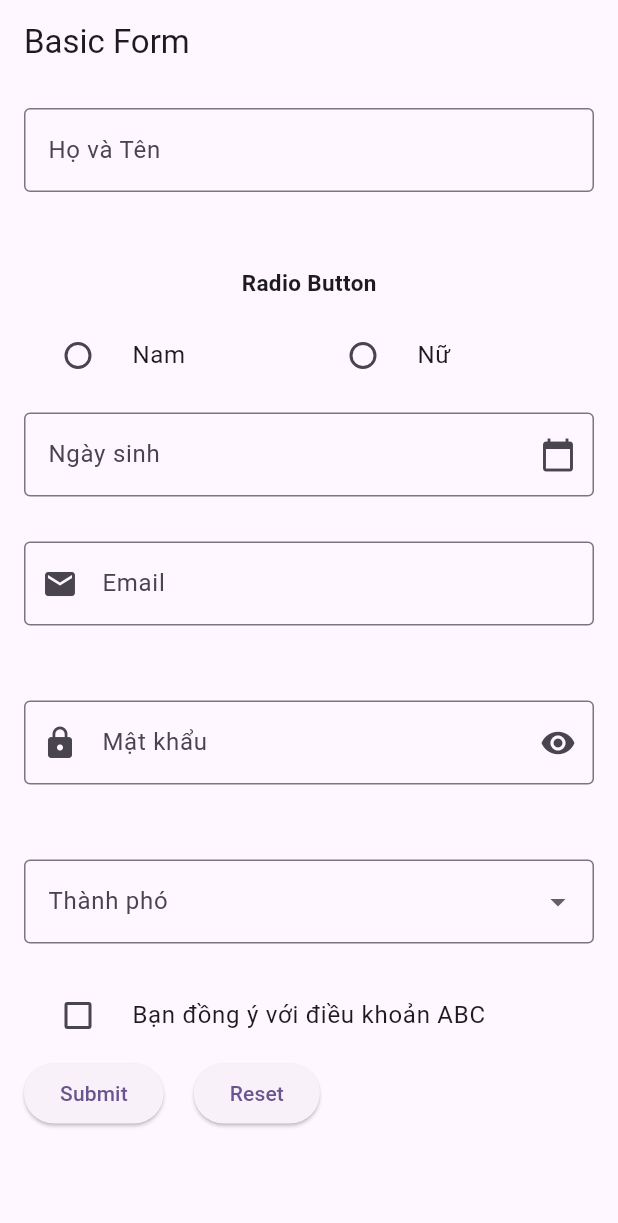
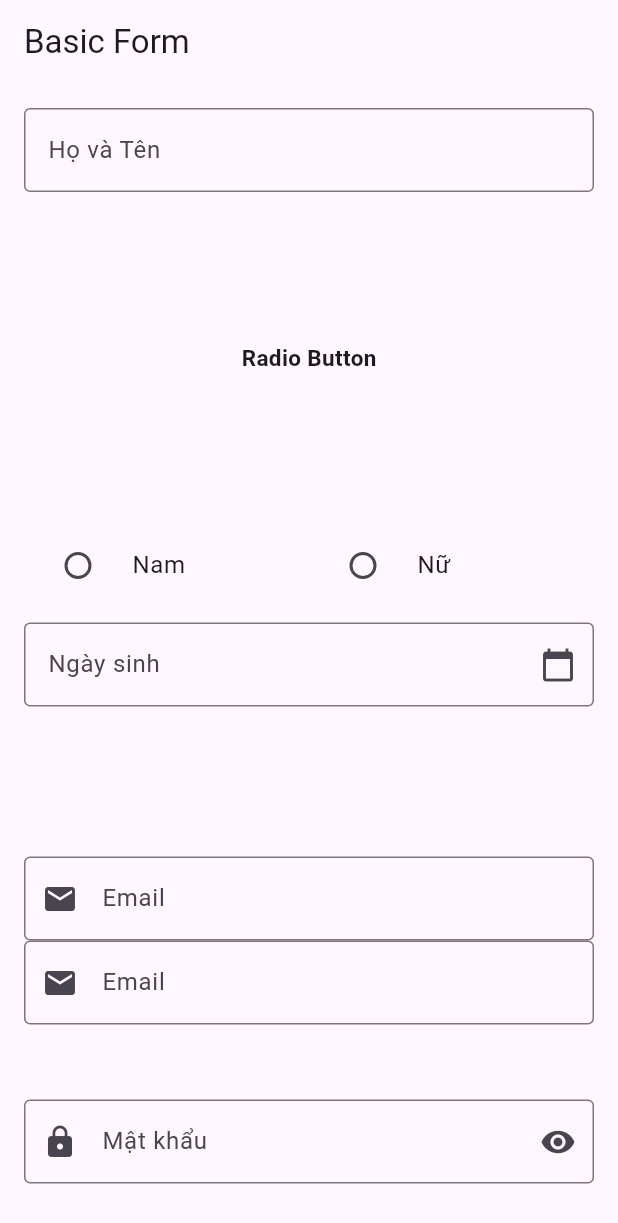
Before and after one commit to thonguyenp/FlutterProgramming, a Flutter app: the screen it shows after launch, on a phone screen of 412 x 824 dp. Shown: the top 1223 px of the screen. Run offline on Flutter 3.47's test engine with Material 3 defaults, Android fonts, the phone set to English and light mode, and no system bars.

Commit message:
Tìm hiểu về ScrollView

```diff
--- a/app_02/lib/main.dart
+++ b/app_02/lib/main.dart
@@ -1,7 +1,7 @@
 import 'package:flutter/material.dart';
 import 'myWidget01/MyScaffold.dart';
 import 'myWidget01/AppBar.dart';
-import 'myWidget02_Form/f6_form_datePicker.dart';
+import 'myWidget02_Form/f7_form_scrollView.dart';
 void main() {
   runApp(const MyApp());
 }
--- /dev/null
+++ b/app_02/lib/myWidget02_Form/f7_form_scrollView.dart
@@ -0,0 +1,307 @@
+import 'dart:math';
+
+import 'package:flutter/material.dart';
+import 'package:intl/intl.dart';
+
+class FormBasicDemo extends StatefulWidget {
+  @override
+  State<StatefulWidget> createState() => _FormBasicDemoState();
+}
+
+class _FormBasicDemoState extends State<FormBasicDemo> {
+  // Sử dụng Global key để truy cập form
+  final _formKey = GlobalKey<FormState>();
+  final _fullnameController = TextEditingController();
+  final _emailController = TextEditingController();
+  final _passwordController = TextEditingController();
+  final _dateOfBirthController = TextEditingController();
+  bool _obscurePassword = true;
+  String? _name;
+  final List<String> _cities = [
+    "Hà Nội",
+    "TPHCM",
+    "Hải Phòng",
+    "Cần Thơ",
+    "Đà Nẵng",
+  ];
+  String? _selectedcity;
+  String? _gender;
+  bool _isAgreed = false;
+  DateTime? _dateOfBirth;
+  @override
+  Widget build(BuildContext context) {
+    // TODO: implement build
+    return Scaffold(
+      appBar: AppBar(title: Text("Basic Form")),
+
+      body: Padding(
+        padding: EdgeInsetsGeometry.all(16),
+        //Form là widget dùng để quản lí các trường nhập liệu
+        // Key: để truy cập vào trạng thái của Form
+        // validate(): kiểm tra tính hợp lệ của tất cả các trường
+        // save(): gọi hàm onSave của môi trường
+        // reset(): đặt lại giá trị của tất cả các trường
+        child: Form(
+          key: _formKey,
+          child: SingleChildScrollView(
+            child: Column(
+              //TextFormField là phiên bản mở rộng của TextField tích hợp với Form
+              // Validator là hảm kiểm tra tính hợp lệ của dữ liệu
+              // Controller cho phép truy cập và điều khiển giá trị trong TextFormField
+              // obsureText cho phép ẩn văn bản
+              // AutovalidationMode: điều khiển thời điểm Validation được kích hoạt
+              children: [
+                TextFormField(
+                  controller: _fullnameController,
+                  decoration: InputDecoration(
+                    labelText: "Họ và Tên",
+                    hintText: "Nhập vào họ và tên",
+                    border: OutlineInputBorder(),
+                  ),
+                  onSaved: (value) {
+                    _name = value;
+                  },
+                  validator: (value) {
+                    if (value == null ||
+                        value.isEmpty) //null là không tồn tại, isEmpty là ""
+                        {
+                      return "Vui lòng nhập họ và tên";
+                    }
+                    return null;
+                  },
+                ),
+                SizedBox(height: 100),
+
+                Text(
+                  "Radio Button",
+                  style: TextStyle(fontWeight: FontWeight.bold, fontSize: 15),
+                ),
+                SizedBox(height: 100,),
+                FormField<String>(
+                    validator: (value) {
+                      if (value == null || value.isEmpty) {
+                        return "Vui lòng chọn giới tính";
+                      }
+                      return null;
+                    },
+                    initialValue: _gender,
+                    builder: (FormFieldState<String> state) {
+                      return Column(
+                        crossAxisAlignment: CrossAxisAlignment.start,
+                        children: [
+                          Row(
+                            children: [
+                              Expanded(child: RadioListTile<String>(
+                                  title: Text("Nam"),
+                                  value: "male",
+                                  groupValue: _gender,
+                                  onChanged: (value){
+                                    setState(() {
+                                      _gender = value;
+                                      state.didChange(value);
+                                    });
+                                  }),
+                              ),
+                              Expanded(child: RadioListTile<String>(
+                                  title: Text("Nữ"),
+                                  value: "Female",
+                                  groupValue: _gender,
+                                  onChanged: (value){
+                                    setState(() {
+                                      _gender = value;
+                                      state.didChange(value);
+                                    });
+                                  }),
+                              ),
+
+                            ],
+                          )
+                        ],
+                      );
+                    }),
+
+                SizedBox(height: 10,),
+                TextFormField(
+                  controller: _dateOfBirthController,
+                  decoration: InputDecoration(
+                    labelText: "Ngày sinh",
+                    hintText: "Chọn ngày sinh của bạn",
+                    border: OutlineInputBorder(),
+                    suffixIcon: Icon(Icons.calendar_today),
+                  ),
+                  readOnly: true,
+                  onTap: () async {
+                    DateTime? pickedDate = await showDatePicker(
+                        context: context,
+                        firstDate: DateTime(1900),
+                        lastDate: DateTime(2025));
+                    if (pickedDate != null) {
+                      String formattedDate = DateFormat("dd/MM/yyyy").format(
+                          pickedDate);
+                      setState(() {
+                        _dateOfBirthController.text = formattedDate;
+                        _dateOfBirth = pickedDate;
+                      });
+                    }
+                  },
+                  validator: (value) {
+                    if (value == null || value.isEmpty) {
+                      return "Vui lòng chọn ngày sinh";
+                    }
+                  },
+                ),
+                SizedBox(height: 100,),
+                //Email field
+                TextFormField(
+                  controller: _emailController,
+                  decoration: InputDecoration(
+                    labelText: "Email",
+                    hintText: "email@gmail.com",
+                    border: OutlineInputBorder(),
+                    prefixIcon: Icon(Icons.email),
+                  ),
+                  keyboardType: TextInputType.emailAddress,
+                  onSaved: (value) {
+                    _name = value;
+                  },
+                  validator: (value) {
+                    if (value == null ||
+                        value.isEmpty) //null là không tồn tại, isEmpty là ""
+                        {
+                      return "Vui lòng nhập email";
+                    }
+                    if (!RegExp(
+                      r'^[\w.-]+@([\w-]+\.)+[\w-]{2,4}$',
+                    ).hasMatch(value)) {
+                      return "Email không hợp lệ";
+                    }
+                    return null;
+                  },
+                ),
+                TextFormField(
+                  controller: _emailController,
+                  decoration: InputDecoration(
+                    labelText: "Email",
+                    hintText: "email@gmail.com",
+                    border: OutlineInputBorder(),
+                    prefixIcon: Icon(Icons.email),
+                  ),
+                  keyboardType: TextInputType.emailAddress,
+                  onSaved: (value) {
+                    _name = value;
+                  },
+                  validator: (value) {
+                    if (value == null ||
+                        value.isEmpty) //null là không tồn tại, isEmpty là ""
+                        {
+                      return "Vui lòng nhập email";
+                    }
+                    if (!RegExp(
+                      r'^[\w.-]+@([\w-]+\.)+[\w-]{2,4}$',
+                    ).hasMatch(value)) {
+                      return "Email không hợp lệ";
+                    }
+                    return null;
+                  },
+                ),
+                SizedBox(height: 50),
+                //Email field
+                TextFormField(
+                  controller: _passwordController,
+                  decoration: InputDecoration(
+                    labelText: "Mật khẩu",
+                    border: OutlineInputBorder(),
+                    prefixIcon: Icon(Icons.lock),
+                    suffixIcon: IconButton(
+                      onPressed: () {
+                        setState(() {
+                          _obscurePassword = !_obscurePassword;
+                        });
+                      },
+                      icon: _obscurePassword
+                          ? Icon(Icons.visibility)
+                          : Icon(Icons.visibility_off),
+                    ),
+                  ),
+                  obscureText: _obscurePassword,
+                  onSaved: (value) {
+                    _name = value;
+                  },
+                  validator: (value) {
+                    if (value == null ||
+                        value.isEmpty) //null là không tồn tại, isEmpty là ""
+                        {
+                      return "Vui lòng nhập Mật khẩu";
+                    }
+                    if (value.length < 6) {
+                      return "Mật khẩu phải có ít nhất 6 ký tự";
+                    }
+                    return null;
+                  },
+                ),
+
+                SizedBox(height: 50),
+                DropdownButtonFormField(
+                  decoration: InputDecoration(
+                    labelText: "Thành phó",
+                    border: OutlineInputBorder(),
+                  ),
+                  value: _selectedcity,
+                  items: _cities.map((city) {
+                    return DropdownMenuItem(child: Text(city), value: city);
+                  }).toList(),
+                  onChanged: (value) {},
+                  validator: (value) {
+                    if (value == null || value.isEmpty) {
+                      return "Vui lòng chọn thành phố";
+                    }
+                  },
+                ),
+
+                SizedBox(height: 20,),
+                CheckboxListTile(
+                  title: Text("Bạn đồng ý với điều khoản ABC"),
+                  value: _isAgreed,
+                  onChanged: (value) {
+                    setState(() {
+                      _isAgreed = value!;
+                      print("Đồng ý: $_isAgreed");
+                    });
+                  },
+                  controlAffinity: ListTileControlAffinity.leading, //cho dấu tick bên trái
+                ),
+
+                Row(
+                  children: [
+                    ElevatedButton(
+                      onPressed: () {
+                        if (_formKey.currentState!.validate()) {
+                          _formKey.currentState!.save();
+                          ScaffoldMessenger.of(context).showSnackBar(
+                            SnackBar(content: Text("Xin chao $_name")),
+                          );
+                        }
+                      },
+                      child: Text("Submit"),
+                    ),
+                    SizedBox(width: 20),
+                    ElevatedButton(
+                      onPressed: () {
+                        _formKey.currentState!.reset();
+                        setState(() {
+                          _name = null;
+                          _dateOfBirthController.text = "";
+                        });
+                      },
+                      child: Text("Reset"),
+                    ),
+                  ],
+                ),
+              ],
+            ),
+          )
+        ),
+      ),
+    );
+  }
+}
```
